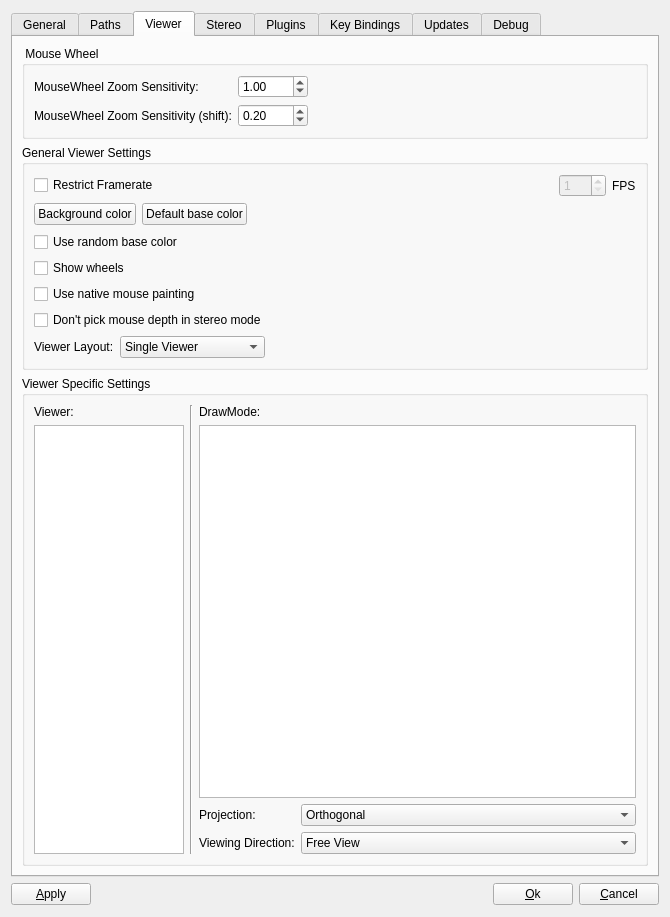
Old version of the form OpenFlipper/widgets/optionsWidget/optionsWidget.ui in the repository ShenRen/OpenFlipper.
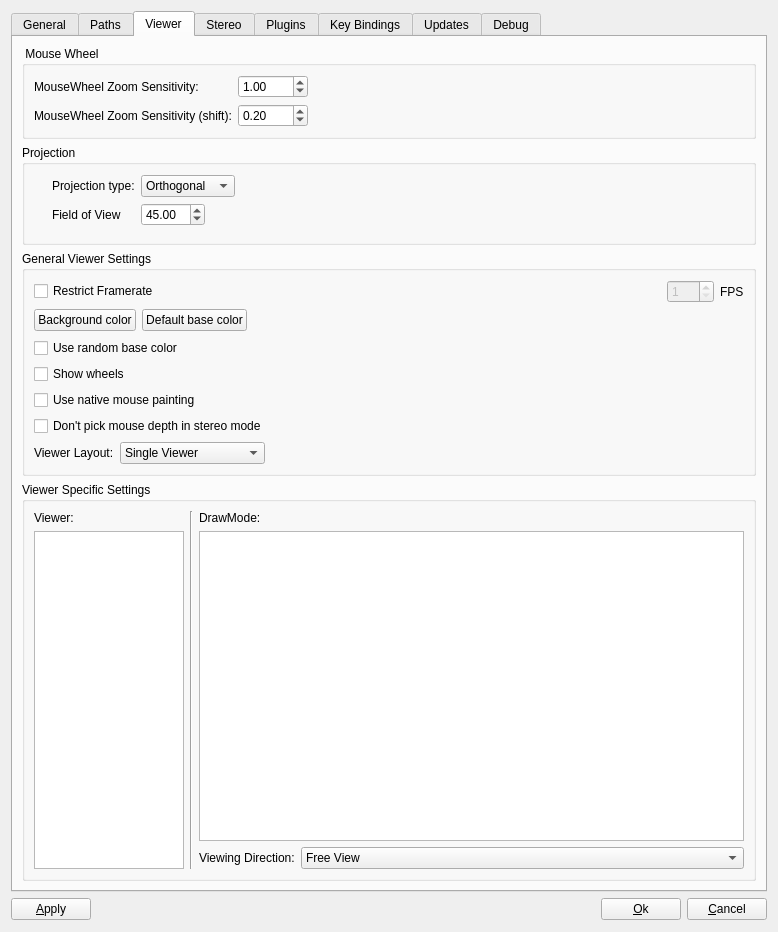
New version of the form. The open tabs and pages were chosen to show the change. Custom widgets are drawn as their Qt base class.

Commit message: Added option to adjust fovy angle in options widget.

The edit to the form file:
```diff
--- a/OpenFlipper/widgets/optionsWidget/optionsWidget.ui
+++ b/OpenFlipper/widgets/optionsWidget/optionsWidget.ui
@@ -6,8 +6,8 @@
    <rect>
     <x>0</x>
     <y>0</y>
-    <width>670</width>
-    <height>917</height>
+    <width>778</width>
+    <height>932</height>
    </rect>
   </property>
   <property name="windowTitle">
@@ -354,6 +354,75 @@
          </layout>
         </widget>
        </item>
+       <item>
+        <widget class="QGroupBox" name="groupBox_12">
+         <property name="minimumSize">
+          <size>
+           <width>0</width>
+           <height>100</height>
+          </size>
+         </property>
+         <property name="title">
+          <string>Projection</string>
+         </property>
+         <widget class="QWidget" name="formLayoutWidget_2">
+          <property name="geometry">
+           <rect>
+            <x>30</x>
+            <y>30</y>
+            <width>541</width>
+            <height>61</height>
+           </rect>
+          </property>
+          <layout class="QFormLayout" name="formLayout_5">
+           <property name="fieldGrowthPolicy">
+            <enum>QFormLayout::ExpandingFieldsGrow</enum>
+           </property>
+           <item row="0" column="0">
+            <widget class="QLabel" name="label_15">
+             <property name="text">
+              <string>Projection type:</string>
+             </property>
+            </widget>
+           </item>
+           <item row="0" column="1">
+            <widget class="QComboBox" name="projectionBox">
+             <item>
+              <property name="text">
+               <string>Orthogonal</string>
+              </property>
+             </item>
+             <item>
+              <property name="text">
+               <string>Perspective</string>
+              </property>
+             </item>
+            </widget>
+           </item>
+           <item row="1" column="0">
+            <widget class="QLabel" name="label_27">
+             <property name="text">
+              <string>Field of View</string>
+             </property>
+            </widget>
+           </item>
+           <item row="1" column="1">
+            <widget class="QDoubleSpinBox" name="fieldOfView">
+             <property name="minimum">
+              <double>1.000000000000000</double>
+             </property>
+             <property name="maximum">
+              <double>179.000000000000000</double>
+             </property>
+             <property name="value">
+              <double>45.000000000000000</double>
+             </property>
+            </widget>
+           </item>
+          </layout>
+         </widget>
+        </widget>
+       </item>
        <item>
         <widget class="QGroupBox" name="groupBox_2">
          <property name="title">
@@ -619,27 +688,6 @@
             </item>
             <item>
              <layout class="QFormLayout" name="formLayout_3">
-              <item row="0" column="0">
-               <widget class="QLabel" name="label_15">
-                <property name="text">
-                 <string>Projection:</string>
-                </property>
-               </widget>
-              </item>
-              <item row="0" column="1">
-               <widget class="QComboBox" name="projectionBox">
-                <item>
-                 <property name="text">
-                  <string>Orthogonal</string>
-                 </property>
-                </item>
-                <item>
-                 <property name="text">
-                  <string>Perspective</string>
-                 </property>
-                </item>
-               </widget>
-              </item>
               <item row="1" column="0">
                <widget class="QLabel" name="label_16">
                 <property name="text">
```
Left out of the diff: 16 changed lines with no effect on the pictures. The commit also changes 5 other files.
